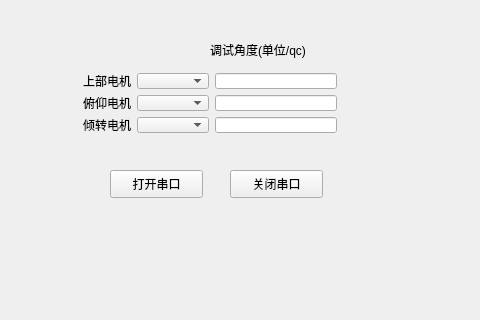
The window that mywidget.ui (buaakael/flapping-wing-experimental-platform) describes before a commit, drawn with Qt 5; both pictures show x 0 to 480 and y 0 to 320 of the 1200 by 800 pixel window.
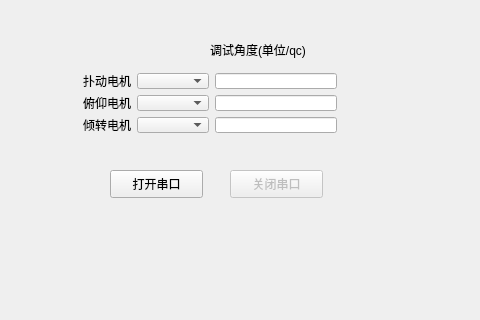
The same window after the commit. Custom widgets are drawn as their Qt base class.

The edit to the form file:
```diff
--- a/mywidget.ui
+++ b/mywidget.ui
@@ -66,6 +66,9 @@
    </property>
   </widget>
   <widget class="QPushButton" name="closeSerialPort">
+   <property name="enabled">
+    <bool>false</bool>
+   </property>
    <property name="geometry">
     <rect>
      <x>230</x>
@@ -132,7 +135,7 @@
       <item>
        <widget class="QLabel" name="flap_motor1">
         <property name="text">
-         <string>上部电机</string>
+         <string>扑动电机</string>
         </property>
        </widget>
       </item>
```
Left out of the diff: 3 changed lines with no effect on the pictures.
